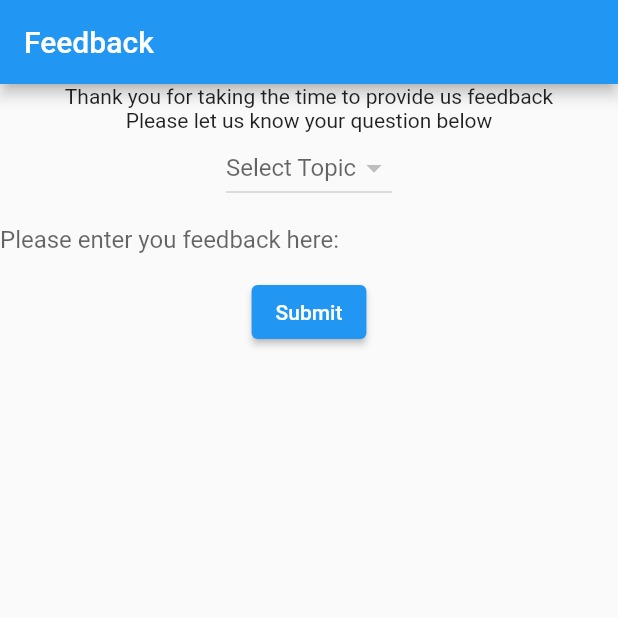
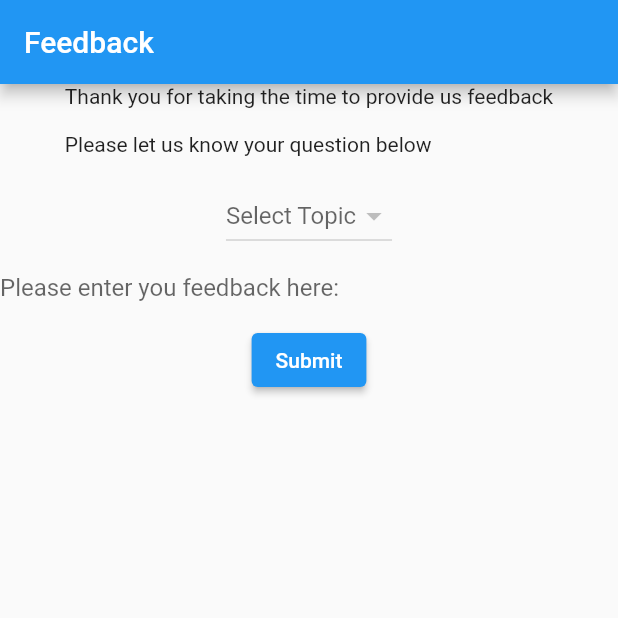
Before and after one commit to codingfanatic/sampleFeedbackPage, a Flutter app: the screen it shows after launch, on a phone screen of 412 x 824 dp, the top half of it. Run offline on Flutter 3.47's test engine with Material 2 defaults, Android fonts, the phone set to English and light mode, and no system bars.

Commit message:
Combined Text widgets into one for better formatting Now I only need to pad a single Text instead of two.

```diff
--- a/samplefeedbackpage/lib/main.dart
+++ b/samplefeedbackpage/lib/main.dart
@@ -70,11 +70,9 @@ class _MyHomePageState extends State<MyHomePage> {
           mainAxisAlignment: MainAxisAlignment.start,
           children: <Widget>[
             Text(
-              'Thank you for taking the time to provide us feedback',
+              'Thank you for taking the time to provide us feedback\n\nPlease let us know your question below',
             ),
-            Text(
-              'Please let us know your question below',
-            ),
+            Text(''),
             DropdownButton<String>(
               items: [
                 DropdownMenuItem<String>(
```
